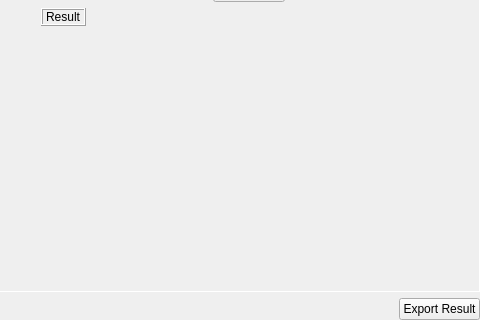
Old version of the form cpp-qt/mainpanel.ui in the repository miRoox/MEMS-oriented-image-testing-technology; both pictures show x 320 to 800 and y 280 to 600 of the 800 by 600 pixel window.
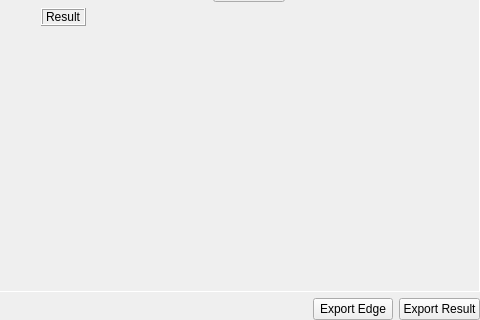
New version of the form. Icons and pictures are not drawn.

Commit message: Feature 'Export edge'

The edit to the form file:
```diff
--- a/cpp-qt/mainpanel.ui
+++ b/cpp-qt/mainpanel.ui
@@ -680,6 +680,13 @@
        </property>
       </spacer>
      </item>
+     <item>
+      <widget class="QPushButton" name="pushButtonEdge">
+       <property name="text">
+        <string>Export Edge</string>
+       </property>
+      </widget>
+     </item>
      <item alignment="Qt::AlignRight">
       <widget class="QPushButton" name="pushButtonExport">
        <property name="text">
```
The commit also changes 5 other files.
